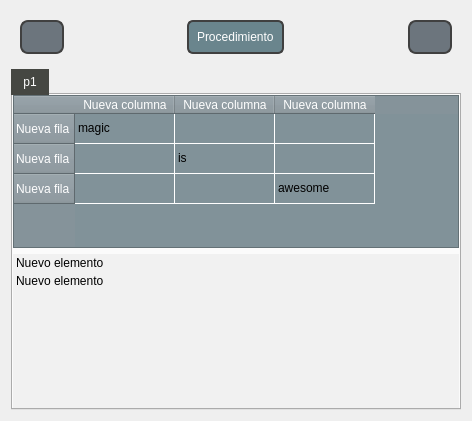
First picture: the form in views/QtFiles/solution_window.ui, repository littlesaturnalien/Matriz_Escalonada, before the edit.
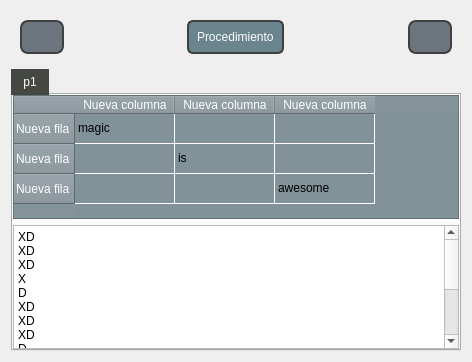
Second picture: the form after the edit. Icons and pictures are not drawn.

Diff of the .ui file:
```diff
--- a/views/QtFiles/solution_window.ui
+++ b/views/QtFiles/solution_window.ui
@@ -7,7 +7,7 @@
     <x>0</x>
     <y>0</y>
     <width>472</width>
-    <height>421</height>
+    <height>362</height>
    </rect>
   </property>
   <property name="windowTitle">
@@ -215,20 +215,32 @@
         </widget>
        </item>
        <item>
-        <widget class="QListWidget" name="solution_list">
-         <property name="enabled">
-          <bool>true</bool>
+        <widget class="QTextEdit" name="textEdit">
+         <property name="html">
+          <string>&lt;!DOCTYPE HTML PUBLIC &quot;-//W3C//DTD HTML 4.0//EN&quot; &quot;http://www.w3.org/TR/REC-html40/strict.dtd&quot;&gt;
+&lt;html&gt;&lt;head&gt;&lt;meta name=&quot;qrichtext&quot; content=&quot;1&quot; /&gt;&lt;meta charset=&quot;utf-8&quot; /&gt;&lt;style type=&quot;text/css&quot;&gt;
+p, li { white-space: pre-wrap; }
+hr { height: 1px; border-width: 0; }
+li.unchecked::marker { content: &quot;\2610&quot;; }
+li.checked::marker { content: &quot;\2612&quot;; }
+&lt;/style&gt;&lt;/head&gt;&lt;body style=&quot; font-family:'Segoe UI'; font-size:9pt; font-weight:400; font-style:normal;&quot;&gt;
+&lt;p style=&quot; margin-top:0px; margin-bottom:0px; margin-left:0px; margin-right:0px; -qt-block-indent:0; text-indent:0px;&quot;&gt;XD&lt;/p&gt;
+&lt;p style=&quot; margin-top:0px; margin-bottom:0px; margin-left:0px; margin-right:0px; -qt-block-indent:0; text-indent:0px;&quot;&gt;XD&lt;/p&gt;
+&lt;p style=&quot; margin-top:0px; margin-bottom:0px; margin-left:0px; margin-right:0px; -qt-block-indent:0; text-indent:0px;&quot;&gt;XD&lt;/p&gt;
+&lt;p style=&quot; margin-top:0px; margin-bottom:0px; margin-left:0px; margin-right:0px; -qt-block-indent:0; text-indent:0px;&quot;&gt;X&lt;/p&gt;
+&lt;p style=&quot; margin-top:0px; margin-bottom:0px; margin-left:0px; margin-right:0px; -qt-block-indent:0; text-indent:0px;&quot;&gt;D&lt;/p&gt;
+&lt;p style=&quot; margin-top:0px; margin-bottom:0px; margin-left:0px; margin-right:0px; -qt-block-indent:0; text-indent:0px;&quot;&gt;XD&lt;/p&gt;
+&lt;p style=&quot; margin-top:0px; margin-bottom:0px; margin-left:0px; margin-right:0px; -qt-block-indent:0; text-indent:0px;&quot;&gt;XD&lt;/p&gt;
+&lt;p style=&quot; margin-top:0px; margin-bottom:0px; margin-left:0px; margin-right:0px; -qt-block-indent:0; text-indent:0px;&quot;&gt;XD&lt;/p&gt;
+&lt;p style=&quot; margin-top:0px; margin-bottom:0px; margin-left:0px; margin-right:0px; -qt-block-indent:0; text-indent:0px;&quot;&gt;D&lt;/p&gt;
+&lt;p style=&quot; margin-top:0px; margin-bottom:0px; margin-left:0px; margin-right:0px; -qt-block-indent:0; text-indent:0px;&quot;&gt;D&lt;/p&gt;
+&lt;p style=&quot; margin-top:0px; margin-bottom:0px; margin-left:0px; margin-right:0px; -qt-block-indent:0; text-indent:0px;&quot;&gt;D&lt;/p&gt;
+&lt;p style=&quot; margin-top:0px; margin-bottom:0px; margin-left:0px; margin-right:0px; -qt-block-indent:0; text-indent:0px;&quot;&gt;D&lt;/p&gt;
+&lt;p style=&quot; margin-top:0px; margin-bottom:0px; margin-left:0px; margin-right:0px; -qt-block-indent:0; text-indent:0px;&quot;&gt;D&lt;/p&gt;
+&lt;p style=&quot; margin-top:0px; margin-bottom:0px; margin-left:0px; margin-right:0px; -qt-block-indent:0; text-indent:0px;&quot;&gt;D&lt;/p&gt;
+&lt;p style=&quot; margin-top:0px; margin-bottom:0px; margin-left:0px; margin-right:0px; -qt-block-indent:0; text-indent:0px;&quot;&gt;D&lt;/p&gt;
+&lt;p style=&quot; margin-top:0px; margin-bottom:0px; margin-left:0px; margin-right:0px; -qt-block-indent:0; text-indent:0px;&quot;&gt;D&lt;/p&gt;&lt;/body&gt;&lt;/html&gt;</string>
          </property>
-         <item>
-          <property name="text">
-           <string>Nuevo elemento</string>
-          </property>
-         </item>
-         <item>
-          <property name="text">
-           <string>Nuevo elemento</string>
-          </property>
-         </item>
         </widget>
        </item>
       </layout>
```
